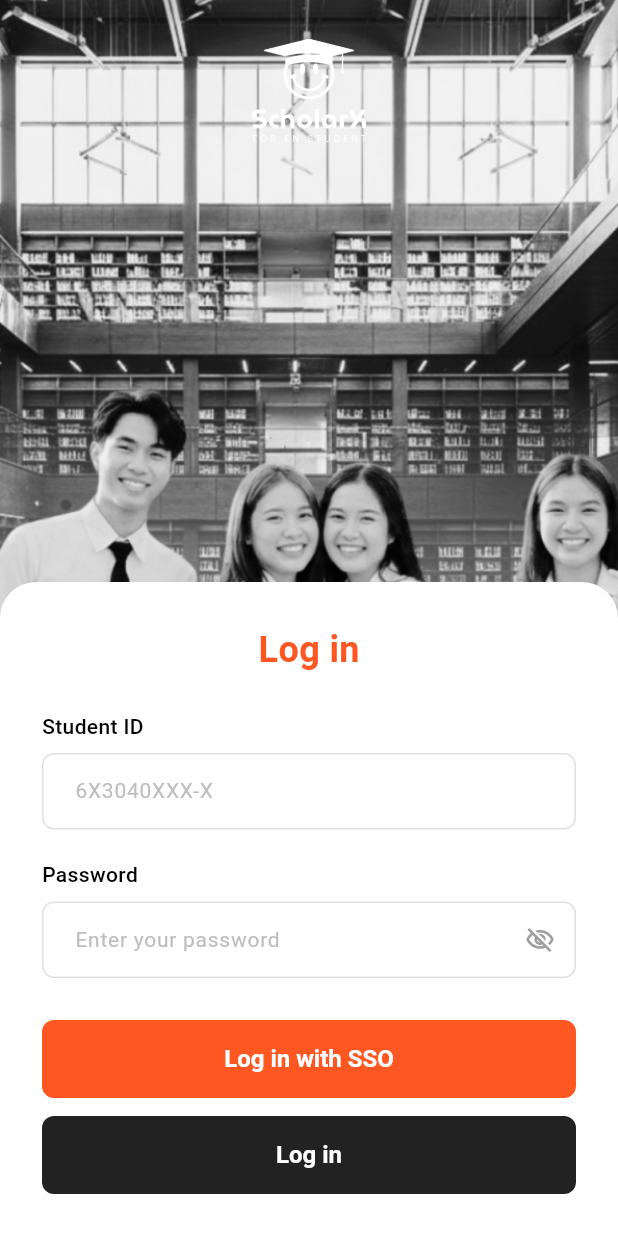
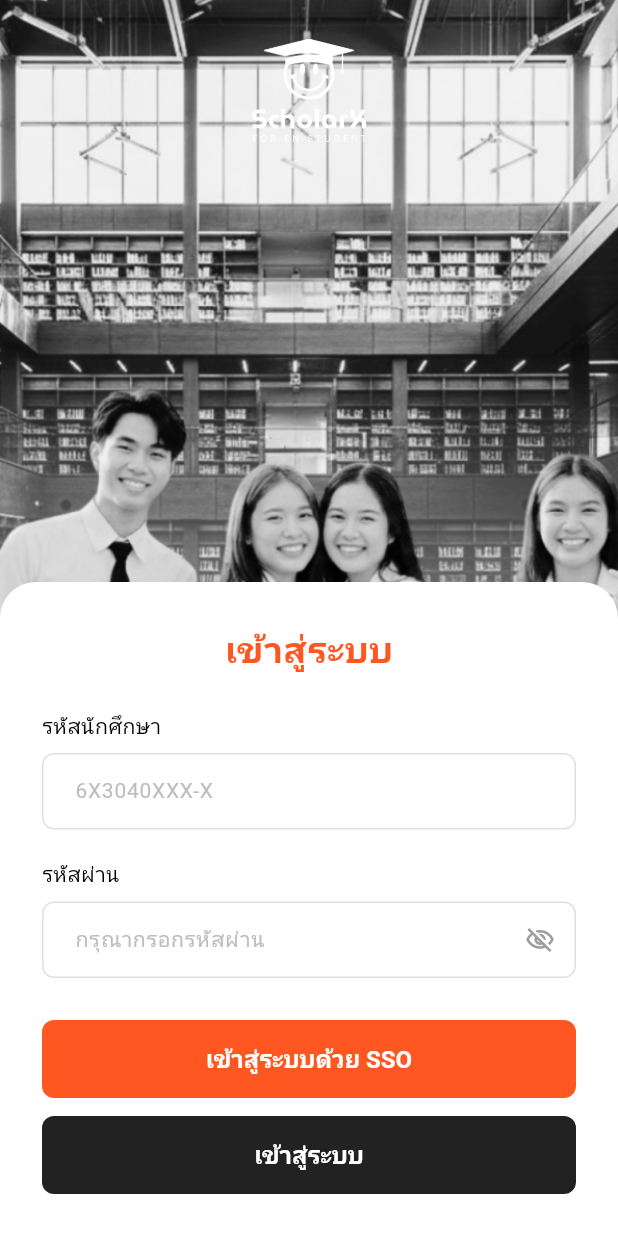
Before and after one commit to Wirakan/Scholarx_App, a Flutter app: the LoginScreen screen opened by its route, on a phone screen of 412 x 824 dp. Shown: the top 1233 px of the screen. Run offline on Flutter 3.47's test engine with Material 3 defaults, Android fonts, the phone set to English and light mode, and no system bars.

Commit message:
change language

```diff
--- a/scholarx_app/lib/screens/login_screen.dart
+++ b/scholarx_app/lib/screens/login_screen.dart
@@ -72,7 +72,7 @@ void _onLoginWithSSO() {
                     children: [
                       const Center(
                         child: Text(
-                          'Log in',
+                          'เข้าสู่ระบบ',
                           style: TextStyle(
                             color: Color(0xFFFF5722),
                             fontSize: 24,
@@ -82,7 +82,7 @@ void _onLoginWithSSO() {
                       ),
                       const SizedBox(height: 24),
                       const Text(
-                        'Student ID',
+                        'รหัสนักศึกษา',
                         style: TextStyle(fontSize: 14, fontWeight: FontWeight.w500),
                       ),
                       const SizedBox(height: 8),
@@ -93,13 +93,13 @@ void _onLoginWithSSO() {
                       ),
                       const SizedBox(height: 20),
                       const Text(
-                        'Password',
+                        'รหัสผ่าน',
                         style: TextStyle(fontSize: 14, fontWeight: FontWeight.w500),
                       ),
                       const SizedBox(height: 8),
                       InputField(
                         controller: _passwordController,
-                        hint: 'Enter your password',
+                        hint: 'กรุณากรอกรหัสผ่าน',
                         obscureText: _obscurePassword,
                         suffix: IconButton(
                           icon: Icon(
@@ -128,7 +128,7 @@ void _onLoginWithSSO() {
                           ),
                           onPressed: _onLoginWithSSO,
                           child: const Text(
-                            'Log in with SSO',
+                            'เข้าสู่ระบบด้วย SSO',
                             style: TextStyle(fontSize: 16, fontWeight: FontWeight.w600),
                           ),
                         ),
@@ -148,7 +148,7 @@ void _onLoginWithSSO() {
                           ),
                           onPressed: _onLogin,
                           child: const Text(
-                            'Log in',
+                            'เข้าสู่ระบบ',
                             style: TextStyle(fontSize: 16, fontWeight: FontWeight.w600),
                           ),
                         ),
--- a/scholarx_app/lib/screens/welcome_screen.dart
+++ b/scholarx_app/lib/screens/welcome_screen.dart
@@ -60,7 +60,7 @@ class WelcomeScreen extends StatelessWidget {
                       ),
                       const SizedBox(height: 14),
                       const Text(
-                        'Your academic journey deserves the right support,\ndiscover opportunities that move you closer to your future.',
+                        'การเรียนของคุณควรมีการสนับสนุนที่ใช่\nค้นพบโอกาสใหม่ ๆ ที่ช่วยให้คุณเข้าใกล้อนาคตที่ต้องการ',
                         textAlign: TextAlign.center,
                         style: TextStyle(
                           color: Colors.white70,
@@ -89,7 +89,7 @@ class WelcomeScreen extends StatelessWidget {
                             );
                           },
                           child: const Text(
-                            'Log in',
+                            'เข้าสู่ระบบ',
                             style: TextStyle(
                                 fontSize: 16, fontWeight: FontWeight.w500),
                           ),
```
